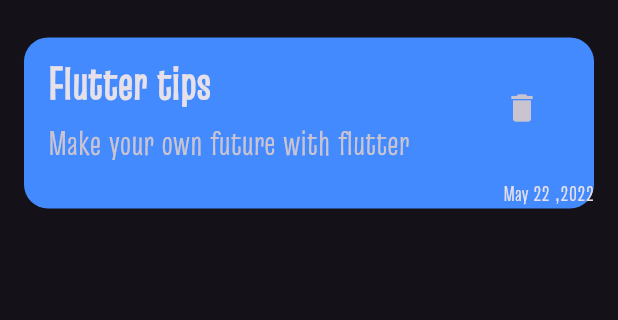
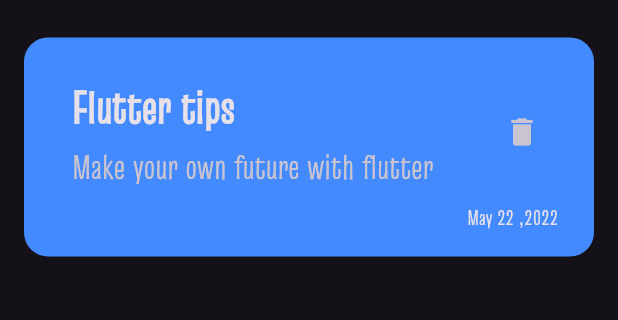
Before and after one commit to AhmdRabei/notes_app, a Flutter app: the screen it shows after launch, on a phone screen of 412 x 824 dp, the part 120-440 px from its top. Run offline on Flutter 3.47's test engine with Material 3 defaults, Android fonts, the phone set to English and light mode, and no system bars.

Commit message:
finish note card ui

```diff
--- a/lib/widgets/custom_note_card.dart
+++ b/lib/widgets/custom_note_card.dart
@@ -1,4 +1,5 @@
 import 'package:flutter/material.dart';
+import 'package:flutter/widgets.dart';
 
 class CustomNoteCard extends StatelessWidget {
   const CustomNoteCard({super.key});
@@ -6,6 +7,7 @@ class CustomNoteCard extends StatelessWidget {
   @override
   Widget build(BuildContext context) {
     return Container(
+      padding: const EdgeInsets.only(left: 16, bottom: 16, top: 16),
       width: MediaQuery.of(context).size.width,
       decoration: BoxDecoration(
         color: Colors.blueAccent,
@@ -33,9 +35,12 @@ class CustomNoteCard extends StatelessWidget {
               icon: const Icon(Icons.delete),
             ),
           ),
-          const Text(
-            'May 22 ,2022',
-            style: TextStyle(fontSize: 14),
+          const Padding(
+            padding: EdgeInsets.only(right: 24),
+            child: Text(
+              'May 22 ,2022',
+              style: TextStyle(fontSize: 14),
+            ),
           )
         ],
       ),
--- a/lib/widgets/notes_view_body.dart
+++ b/lib/widgets/notes_view_body.dart
@@ -7,15 +7,15 @@ class NotesViewBody extends StatelessWidget {
 
   @override
   Widget build(BuildContext context) {
-    return Padding(
-      padding: const EdgeInsets.symmetric(horizontal: 16),
+    return const Padding(
+      padding: EdgeInsets.symmetric(horizontal: 16),
       child: Column(
         children: [
-          const SizedBox(
+          SizedBox(
             height: 30,
           ),
-          const CustomAppBar(),
-          const SizedBox(
+          CustomAppBar(),
+          SizedBox(
             height: 25,
           ),
           CustomNoteCard(),
```
